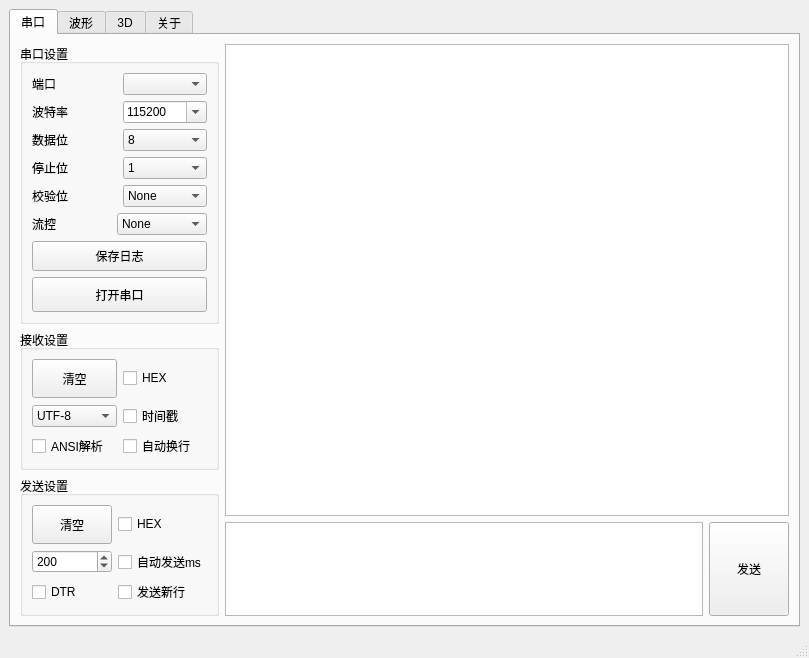
Old version of the form mainwindow.ui in the repository HaydenHu/HiCOM.
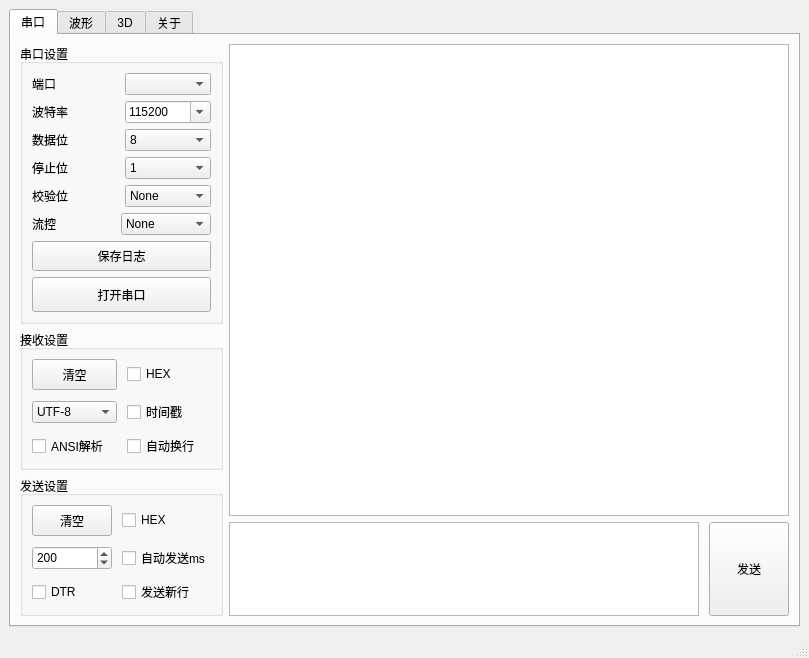
New version of the form. Icons and pictures are not drawn.

Commit message: 按钮宽度修复，控件微调

The edit to the form file:
```diff
--- a/mainwindow.ui
+++ b/mainwindow.ui
@@ -299,6 +299,9 @@
              <string>接收设置</string>
             </property>
             <layout class="QGridLayout" name="gridLayout_recv">
+             <property name="spacing">
+              <number>10</number>
+             </property>
              <item row="0" column="0">
               <widget class="QPushButton" name="clearBt">
                <property name="sizePolicy">
@@ -376,7 +379,13 @@
             <property name="title">
              <string>发送设置</string>
             </property>
-            <layout class="QGridLayout" name="gridLayout_send">
+            <layout class="QGridLayout" name="gridLayout_send" rowstretch="1,1,1" rowminimumheight="1,1,1">
+             <property name="leftMargin">
+              <number>9</number>
+             </property>
+             <property name="spacing">
+              <number>10</number>
+             </property>
              <item row="0" column="0">
               <widget class="QPushButton" name="btnClearSend">
                <property name="sizePolicy">
@@ -405,6 +414,18 @@
              </item>
              <item row="1" column="0">
               <widget class="QSpinBox" name="txtSendMs">
+               <property name="sizePolicy">
+                <sizepolicy hsizetype="Minimum" vsizetype="Preferred">
+                 <horstretch>0</horstretch>
+                 <verstretch>0</verstretch>
+                </sizepolicy>
+               </property>
+               <property name="minimumSize">
+                <size>
+                 <width>0</width>
+                 <height>20</height>
+                </size>
+               </property>
                <property name="maximum">
                 <number>360000</number>
                </property>
@@ -448,7 +469,10 @@
            <widget class="QTextEdit" name="recvEdit"/>
           </item>
           <item>
-           <layout class="QHBoxLayout" name="horizontalLayout_8">
+           <layout class="QHBoxLayout" name="horizontalLayout_8" stretch="9,1">
+            <property name="spacing">
+             <number>10</number>
+            </property>
             <item>
              <widget class="QTextEdit" name="sendEdit"/>
             </item>
```
Left out of the diff: 9 changed lines with no effect on the pictures.
